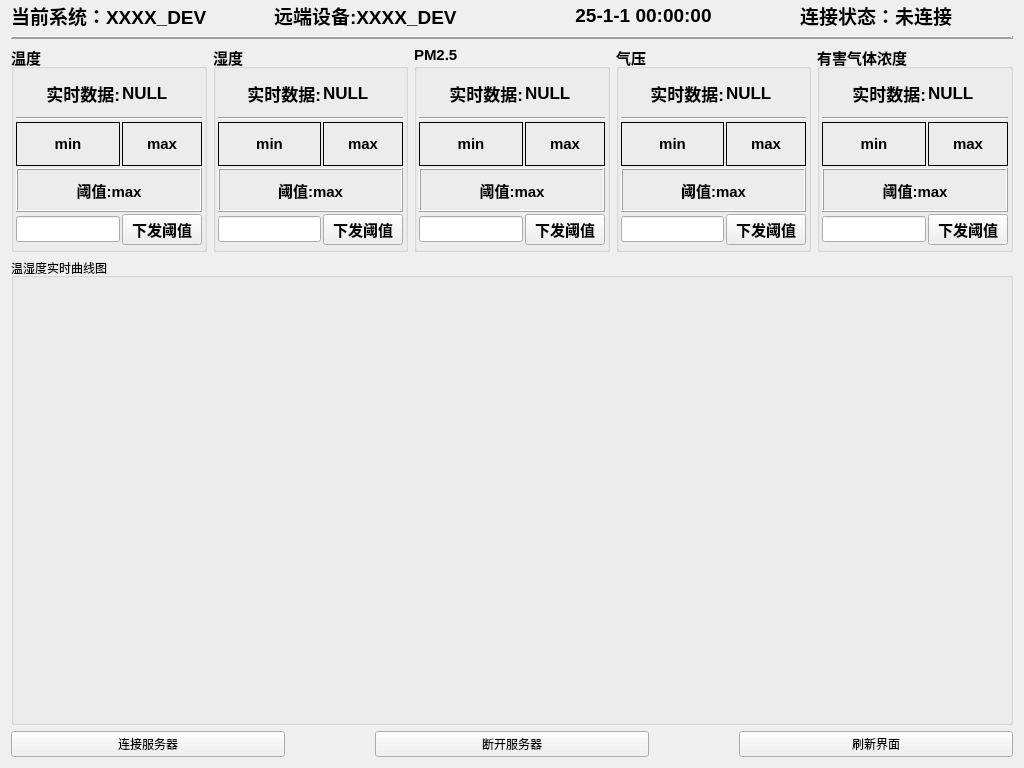
ZhaoXvyang/GraduationDesign, file widget.ui: the form before one commit.
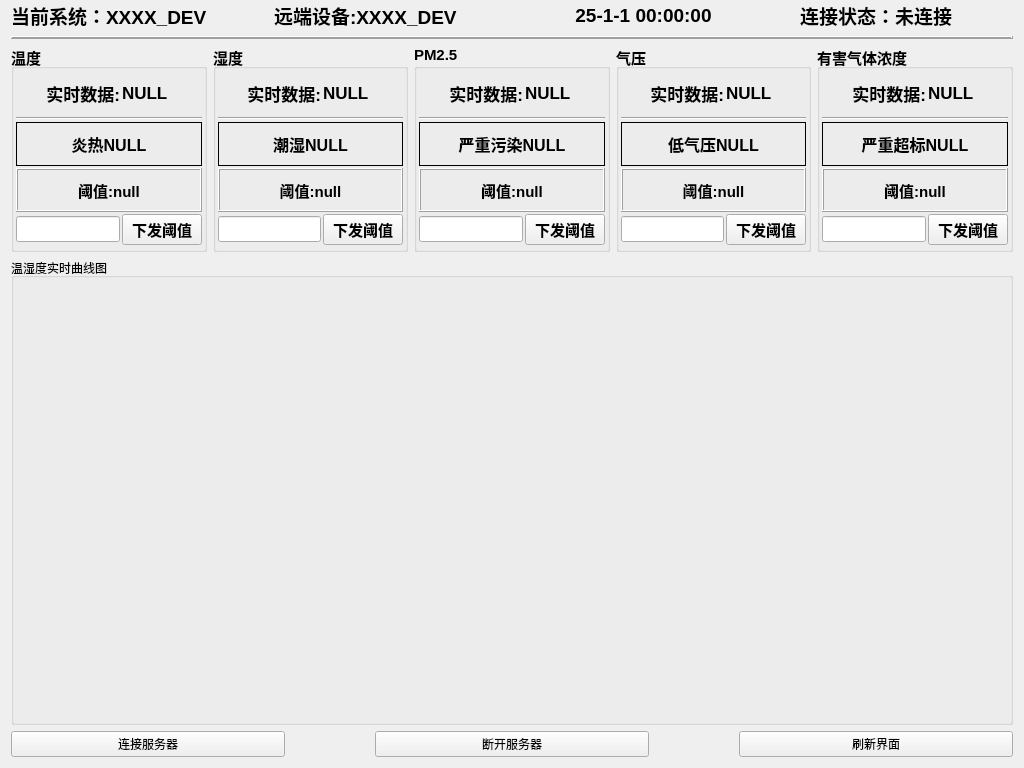
The form after the commit.

Commit message: 优化了ui界面，增加了数值所代表的状态显示

Diff of the .ui file:
```diff
--- a/widget.ui
+++ b/widget.ui
@@ -161,19 +161,6 @@
             </property>
            </widget>
           </item>
-          <item row="2" column="1">
-           <widget class="QLabel" name="label_28">
-            <property name="frameShape">
-             <enum>QFrame::Shape::Box</enum>
-            </property>
-            <property name="text">
-             <string>max</string>
-            </property>
-            <property name="alignment">
-             <set>Qt::AlignmentFlag::AlignCenter</set>
-            </property>
-           </widget>
-          </item>
           <item row="0" column="1">
            <widget class="QLabel" name="label_data_temp_show">
             <property name="font">
@@ -200,19 +187,6 @@
             </property>
            </widget>
           </item>
-          <item row="2" column="0">
-           <widget class="QLabel" name="label_27">
-            <property name="frameShape">
-             <enum>QFrame::Shape::Box</enum>
-            </property>
-            <property name="text">
-             <string>min</string>
-            </property>
-            <property name="alignment">
-             <set>Qt::AlignmentFlag::AlignCenter</set>
-            </property>
-           </widget>
-          </item>
           <item row="3" column="0" colspan="2">
            <widget class="QLabel" name="label_tempThreshold">
             <property name="frameShape">
@@ -222,7 +196,7 @@
              <enum>QFrame::Shadow::Raised</enum>
             </property>
             <property name="text">
-             <string>阈值:max</string>
+             <string>阈值:null</string>
             </property>
             <property name="alignment">
              <set>Qt::AlignmentFlag::AlignCenter</set>
@@ -236,6 +210,25 @@
             </property>
            </widget>
           </item>
+          <item row="2" column="0" colspan="2">
+           <widget class="QLabel" name="label_temp_status">
+            <property name="font">
+             <font>
+              <pointsize>12</pointsize>
+              <bold>true</bold>
+             </font>
+            </property>
+            <property name="frameShape">
+             <enum>QFrame::Shape::Box</enum>
+            </property>
+            <property name="text">
+             <string>炎热NULL</string>
+            </property>
+            <property name="alignment">
+             <set>Qt::AlignmentFlag::AlignCenter</set>
+            </property>
+           </widget>
+          </item>
          </layout>
         </item>
        </layout>
@@ -286,32 +279,6 @@
             </property>
            </widget>
           </item>
-          <item row="2" column="1">
-           <widget class="QLabel" name="label_30">
-            <property name="frameShape">
-             <enum>QFrame::Shape::Box</enum>
-            </property>
-            <property name="text">
-             <string>max</string>
-            </property>
-            <property name="alignment">
-             <set>Qt::AlignmentFlag::AlignCenter</set>
-            </property>
-           </widget>
-          </item>
-          <item row="2" column="0">
-           <widget class="QLabel" name="label_29">
-            <property name="frameShape">
-             <enum>QFrame::Shape::Box</enum>
-            </property>
-            <property name="text">
-             <string>min</string>
-            </property>
-            <property name="alignment">
-             <set>Qt::AlignmentFlag::AlignCenter</set>
-            </property>
-           </widget>
-          </item>
           <item row="1" column="0" colspan="2">
            <widget class="Line" name="line_3">
             <property name="orientation">
@@ -347,7 +314,7 @@
              <enum>QFrame::Shadow::Raised</enum>
             </property>
             <property name="text">
-             <string>阈值:max</string>
+             <string>阈值:null</string>
             </property>
             <property name="alignment">
              <set>Qt::AlignmentFlag::AlignCenter</set>
@@ -361,6 +328,25 @@
             </property>
            </widget>
           </item>
+          <item row="2" column="0" colspan="2">
+           <widget class="QLabel" name="label_humi_status">
+            <property name="font">
+             <font>
+              <pointsize>12</pointsize>
+              <bold>true</bold>
+             </font>
+            </property>
+            <property name="frameShape">
+             <enum>QFrame::Shape::Box</enum>
+            </property>
+            <property name="text">
+             <string>潮湿NULL</string>
+            </property>
+            <property name="alignment">
+             <set>Qt::AlignmentFlag::AlignCenter</set>
+            </property>
+           </widget>
+          </item>
          </layout>
         </item>
        </layout>
@@ -411,32 +397,6 @@
             </property>
            </widget>
           </item>
-          <item row="2" column="0">
-           <widget class="QLabel" name="label_31">
-            <property name="frameShape">
-             <enum>QFrame::Shape::Box</enum>
-            </property>
-            <property name="text">
-             <string>min</string>
-            </property>
-            <property name="alignment">
-             <set>Qt::AlignmentFlag::AlignCenter</set>
-            </property>
-           </widget>
-          </item>
-          <item row="2" column="1">
-           <widget class="QLabel" name="label_32">
-            <property name="frameShape">
-             <enum>QFrame::Shape::Box</enum>
-            </property>
-            <property name="text">
-             <string>max</string>
-            </property>
-            <property name="alignment">
-             <set>Qt::AlignmentFlag::AlignCenter</set>
-            </property>
-           </widget>
-          </item>
           <item row="0" column="0">
            <widget class="QLabel" name="label_data_PM_title">
             <property name="font">
@@ -472,7 +432,7 @@
              <enum>QFrame::Shadow::Raised</enum>
             </property>
             <property name="text">
-             <string>阈值:max</string>
+             <string>阈值:null</string>
             </property>
             <property name="alignment">
              <set>Qt::AlignmentFlag::AlignCenter</set>
@@ -486,6 +446,25 @@
             </property>
            </widget>
           </item>
+          <item row="2" column="0" colspan="2">
+           <widget class="QLabel" name="label_PM_status">
+            <property name="font">
+             <font>
+              <pointsize>12</pointsize>
+              <bold>true</bold>
+             </font>
+            </property>
+            <property name="frameShape">
+             <enum>QFrame::Shape::Box</enum>
+            </property>
+            <property name="text">
+             <string>严重污染NULL</string>
+            </property>
+            <property name="alignment">
+             <set>Qt::AlignmentFlag::AlignCenter</set>
+            </property>
+           </widget>
+          </item>
          </layout>
         </item>
        </layout>
@@ -539,19 +518,6 @@
           <item row="4" column="0">
            <widget class="QLineEdit" name="lineEdit_pressThresholed"/>
           </item>
-          <item row="2" column="0">
-           <widget class="QLabel" name="label_33">
-            <property name="frameShape">
-             <enum>QFrame::Shape::Box</enum>
-            </property>
-            <property name="text">
-             <string>min</string>
-            </property>
-            <property name="alignment">
-             <set>Qt::AlignmentFlag::AlignCenter</set>
-            </property>
-           </widget>
-          </item>
           <item row="0" column="1">
            <widget class="QLabel" name="label_data_airpress_show">
             <property name="font">
@@ -568,19 +534,6 @@
             </property>
            </widget>
           </item>
-          <item row="2" column="1">
-           <widget class="QLabel" name="label_34">
-            <property name="frameShape">
-             <enum>QFrame::Shape::Box</enum>
-            </property>
-            <property name="text">
-             <string>max</string>
-            </property>
-            <property name="alignment">
-             <set>Qt::AlignmentFlag::AlignCenter</set>
-            </property>
-           </widget>
-          </item>
           <item row="1" column="0" colspan="2">
            <widget class="Line" name="line_5">
             <property name="orientation">
@@ -597,7 +550,7 @@
              <enum>QFrame::Shadow::Raised</enum>
             </property>
             <property name="text">
-             <string>阈值:max</string>
+             <string>阈值:null</string>
             </property>
             <property name="alignment">
              <set>Qt::AlignmentFlag::AlignCenter</set>
@@ -611,6 +564,25 @@
             </property>
            </widget>
           </item>
+          <item row="2" column="0" colspan="2">
+           <widget class="QLabel" name="label_airpress_status">
+            <property name="font">
+             <font>
+              <pointsize>12</pointsize>
+              <bold>true</bold>
+             </font>
+            </property>
+            <property name="frameShape">
+             <enum>QFrame::Shape::Box</enum>
+            </property>
+            <property name="text">
+             <string>低气压NULL</string>
+            </property>
+            <property name="alignment">
+             <set>Qt::AlignmentFlag::AlignCenter</set>
+            </property>
+           </widget>
+          </item>
          </layout>
         </item>
        </layout>
@@ -677,35 +649,9 @@
             </property>
            </widget>
           </item>
-          <item row="2" column="0">
-           <widget class="QLabel" name="label_37">
-            <property name="frameShape">
-             <enum>QFrame::Shape::Box</enum>
-            </property>
-            <property name="text">
-             <string>min</string>
-            </property>
-            <property name="alignment">
-             <set>Qt::AlignmentFlag::AlignCenter</set>
-            </property>
-           </widget>
-          </item>
           <item row="4" column="0">
            <widget class="QLineEdit" name="lineEdit_airQThresholed"/>
           </item>
-          <item row="2" column="1">
-           <widget class="QLabel" name="label_38">
-            <property name="frameShape">
-             <enum>QFrame::Shape::Box</enum>
-            </property>
-            <property name="text">
-             <string>max</string>
-            </property>
-            <property name="alignment">
-             <set>Qt::AlignmentFlag::AlignCenter</set>
-            </property>
-           </widget>
-          </item>
           <item row="1" column="0" colspan="2">
            <widget class="Line" name="line_7">
             <property name="orientation">
@@ -722,7 +668,7 @@
              <enum>QFrame::Shadow::Raised</enum>
             </property>
             <property name="text">
-             <string>阈值:max</string>
+             <string>阈值:null</string>
             </property>
             <property name="alignment">
              <set>Qt::AlignmentFlag::AlignCenter</set>
@@ -736,6 +682,25 @@
             </property>
            </widget>
           </item>
+          <item row="2" column="0" colspan="2">
+           <widget class="QLabel" name="label_air_status">
+            <property name="font">
+             <font>
+              <pointsize>12</pointsize>
+              <bold>true</bold>
+             </font>
+            </property>
+            <property name="frameShape">
+             <enum>QFrame::Shape::Box</enum>
+            </property>
+            <property name="text">
+             <string>严重超标NULL</string>
+            </property>
+            <property name="alignment">
+             <set>Qt::AlignmentFlag::AlignCenter</set>
+            </property>
+           </widget>
+          </item>
          </layout>
         </item>
        </layout>
```
The commit also changes 5 other files.
